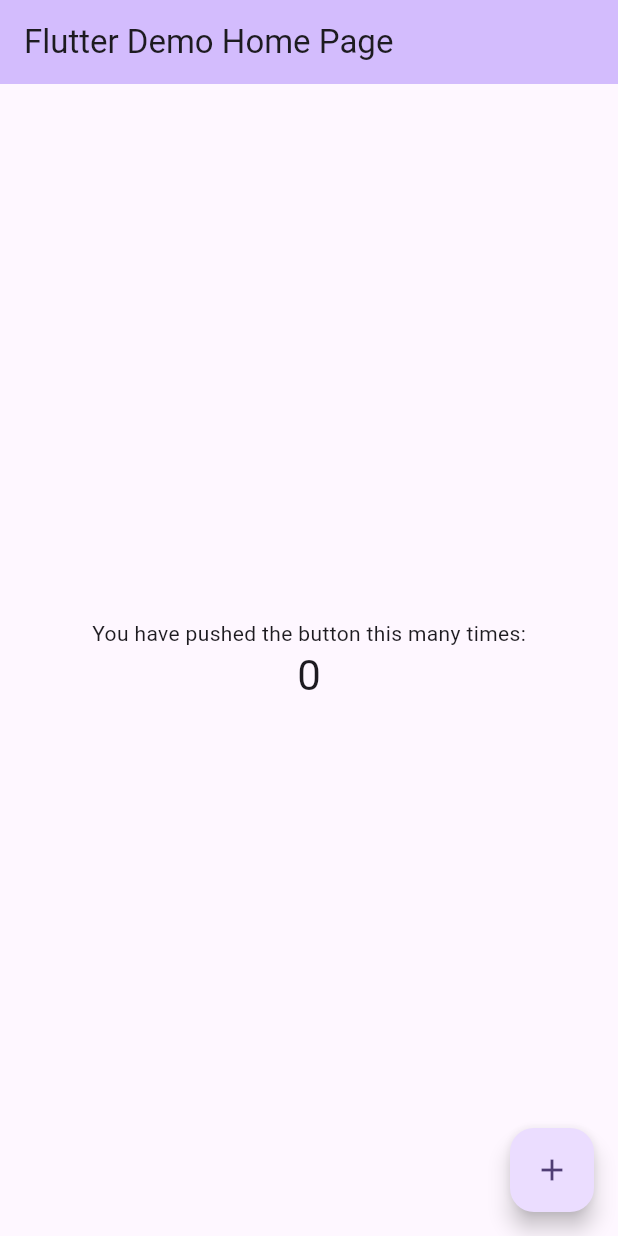
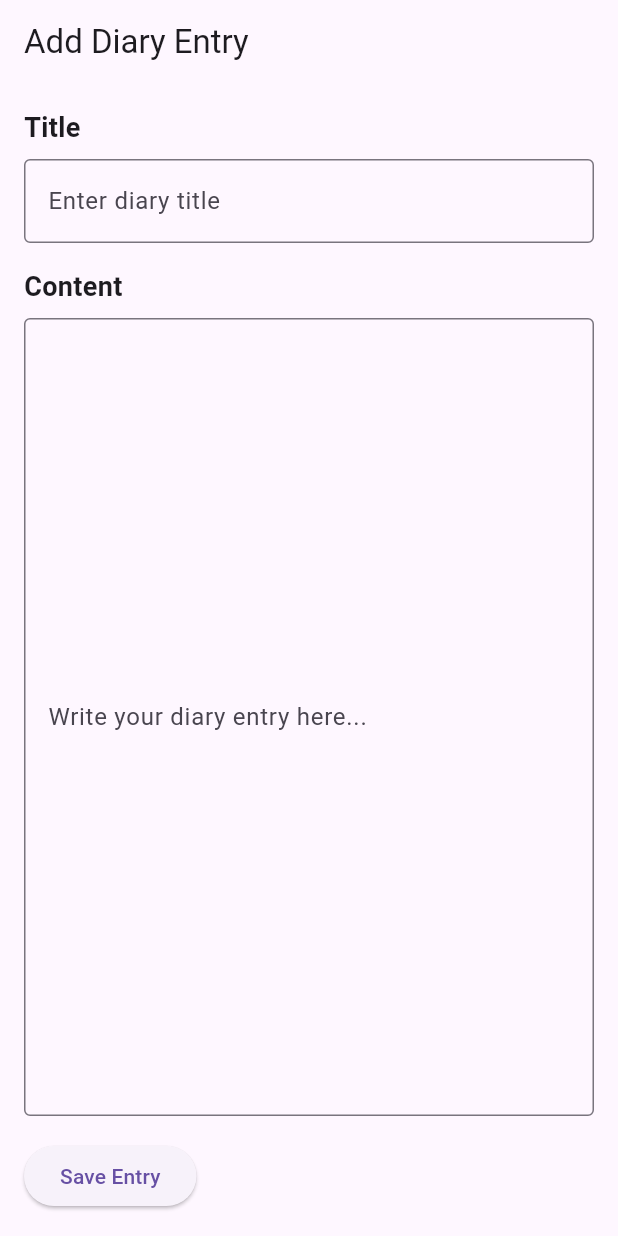
Before and after one commit to Zayahan-Hasan-Shah/Daily-Dairies, a Flutter app: the screen it shows after launch, on a phone screen of 412 x 824 dp. Run offline on Flutter 3.47's test engine with Material 3 defaults, Android fonts, the phone set to English and light mode, and no system bars; our stand-ins replace local_auth.

Commit message:
create basic ui screens of signup, login, home, add diary

```diff
--- a/lib/main.dart
+++ b/lib/main.dart
@@ -1,3 +1,6 @@
+import 'package:daily_dairies/screens/addDiaryScreen.dart';
+import 'package:daily_dairies/screens/homeScreen.dart';
+import 'package:daily_dairies/screens/signupScreen.dart';
 import 'package:flutter/material.dart';
 
 void main() {
@@ -11,115 +14,8 @@
   @override
   Widget build(BuildContext context) {
     return MaterialApp(
-      title: 'Flutter Demo',
-      theme: ThemeData(
-        // This is the theme of your application.
-        //
-        // TRY THIS: Try running your application with "flutter run". You'll see
-        // the application has a purple toolbar. Then, without quitting the app,
-        // try changing the seedColor in the colorScheme below to Colors.green
-        // and then invoke "hot reload" (save your changes or press the "hot
-        // reload" button in a Flutter-supported IDE, or press "r" if you used
-        // the command line to start the app).
-        //
-        // Notice that the counter didn't reset back to zero; the application
-        // state is not lost during the reload. To reset the state, use hot
-        // restart instead.
-        //
-        // This works for code too, not just values: Most code changes can be
-        // tested with just a hot reload.
-        colorScheme: ColorScheme.fromSeed(seedColor: Colors.deepPurple),
-        useMaterial3: true,
-      ),
-      home: const MyHomePage(title: 'Flutter Demo Home Page'),
+      debugShowCheckedModeBanner: false,
+      home: AddDiaryScreen(),
     );
   }
 }
-
-class MyHomePage extends StatefulWidget {
-  const MyHomePage({super.key, required this.title});
-
-  // This widget is the home page of your application. It is stateful, meaning
-  // that it has a State object (defined below) that contains fields that affect
-  // how it looks.
-
-  // This class is the configuration for the state. It holds the values (in this
-  // case the title) provided by the parent (in this case the App widget) and
-  // used by the build method of the State. Fields in a Widget subclass are
-  // always marked "final".
-
-  final String title;
-
-  @override
-  State<MyHomePage> createState() => _MyHomePageState();
-}
-
-class _MyHomePageState extends State<MyHomePage> {
-  int _counter = 0;
-
-  void _incrementCounter() {
-    setState(() {
-      // This call to setState tells the Flutter framework that something has
-      // changed in this State, which causes it to rerun the build method below
-      // so that the display can reflect the updated values. If we changed
-      // _counter without calling setState(), then the build method would not be
-      // called again, and so nothing would appear to happen.
-      _counter++;
-    });
-  }
-
-  @override
-  Widget build(BuildContext context) {
-    // This method is rerun every time setState is called, for instance as done
-    // by the _incrementCounter method above.
-    //
-    // The Flutter framework has been optimized to make rerunning build methods
-    // fast, so that you can just rebuild anything that needs updating rather
-    // than having to individually change instances of widgets.
-    return Scaffold(
-      appBar: AppBar(
-        // TRY THIS: Try changing the color here to a specific color (to
-        // Colors.amber, perhaps?) and trigger a hot reload to see the AppBar
-        // change color while the other colors stay the same.
-        backgroundColor: Theme.of(context).colorScheme.inversePrimary,
-        // Here we take the value from the MyHomePage object that was created by
-        // the App.build method, and use it to set our appbar title.
-        title: Text(widget.title),
-      ),
-      body: Center(
-        // Center is a layout widget. It takes a single child and positions it
-        // in the middle of the parent.
-        child: Column(
-          // Column is also a layout widget. It takes a list of children and
-          // arranges them vertically. By default, it sizes itself to fit its
-          // children horizontally, and tries to be as tall as its parent.
-          //
-          // Column has various properties to control how it sizes itself and
-          // how it positions its children. Here we use mainAxisAlignment to
-          // center the children vertically; the main axis here is the vertical
-          // axis because Columns are vertical (the cross axis would be
-          // horizontal).
-          //
-          // TRY THIS: Invoke "debug painting" (choose the "Toggle Debug Paint"
-          // action in the IDE, or press "p" in the console), to see the
-          // wireframe for each widget.
-          mainAxisAlignment: MainAxisAlignment.center,
-          children: <Widget>[
-            const Text(
-              'You have pushed the button this many times:',
-            ),
-            Text(
-              '$_counter',
-              style: Theme.of(context).textTheme.headlineMedium,
-            ),
-          ],
-        ),
-      ),
-      floatingActionButton: FloatingActionButton(
-        onPressed: _incrementCounter,
-        tooltip: 'Increment',
-        child: const Icon(Icons.add),
-      ), // This trailing comma makes auto-formatting nicer for build methods.
-    );
-  }
-}
--- /dev/null
+++ b/lib/screens/addDiaryScreen.dart
@@ -0,0 +1,53 @@
+import 'package:flutter/material.dart';
+
+class AddDiaryScreen extends StatelessWidget {
+  final TextEditingController titleController = TextEditingController();
+  final TextEditingController contentController = TextEditingController();
+
+  @override
+  Widget build(BuildContext context) {
+    return Scaffold(
+      appBar: AppBar(
+        title: Text("Add Diary Entry"),
+      ),
+      body: Padding(
+        padding: EdgeInsets.all(16.0),
+        child: Column(
+          crossAxisAlignment: CrossAxisAlignment.start,
+          children: [
+            Text("Title", style: TextStyle(fontSize: 18, fontWeight: FontWeight.bold)),
+            SizedBox(height: 8),
+            TextField(
+              controller: titleController,
+              decoration: InputDecoration(
+                border: OutlineInputBorder(),
+                hintText: "Enter diary title",
+              ),
+            ),
+            SizedBox(height: 16),
+            Text("Content", style: TextStyle(fontSize: 18, fontWeight: FontWeight.bold)),
+            SizedBox(height: 8),
+            Expanded(
+              child: TextField(
+                controller: contentController,
+                maxLines: null,
+                expands: true,
+                decoration: InputDecoration(
+                  border: OutlineInputBorder(),
+                  hintText: "Write your diary entry here...",
+                ),
+              ),
+            ),
+            SizedBox(height: 16),
+            ElevatedButton(
+              onPressed: () {
+                // Handle save entry logic
+              },
+              child: Text("Save Entry"),
+            ),
+          ],
+        ),
+      ),
+    );
+  }
+}
--- a/pubspec.yaml
+++ b/pubspec.yaml
@@ -35,6 +35,7 @@ dependencies:
   # The following adds the Cupertino Icons font to your application.
   # Use with the CupertinoIcons class for iOS style icons.
   cupertino_icons: ^1.0.8
+  local_auth: ^2.3.0
 
 dev_dependencies:
   flutter_test:
@@ -59,9 +60,8 @@ flutter:
   uses-material-design: true
 
   # To add assets to your application, add an assets section, like this:
-  # assets:
-  #   - images/a_dot_burr.jpeg
-  #   - images/a_dot_ham.jpeg
+  assets:
+    - assets/images/
 
   # An image asset can refer to one or more resolution-specific "variants", see
   # https://flutter.dev/to/resolution-aware-images
```
Also changed, not shown: lib/core/colorPallete.dart (added, +7 -0 lines), lib/screens/homeScreen.dart (added, +91 -0 lines), lib/screens/loginScreen.dart (added, +96 -0 lines), lib/screens/signupScreen.dart (added, +88 -0 lines), assets/images/homeScreenImage.png (added), pubspec.lock, 3 other files.
